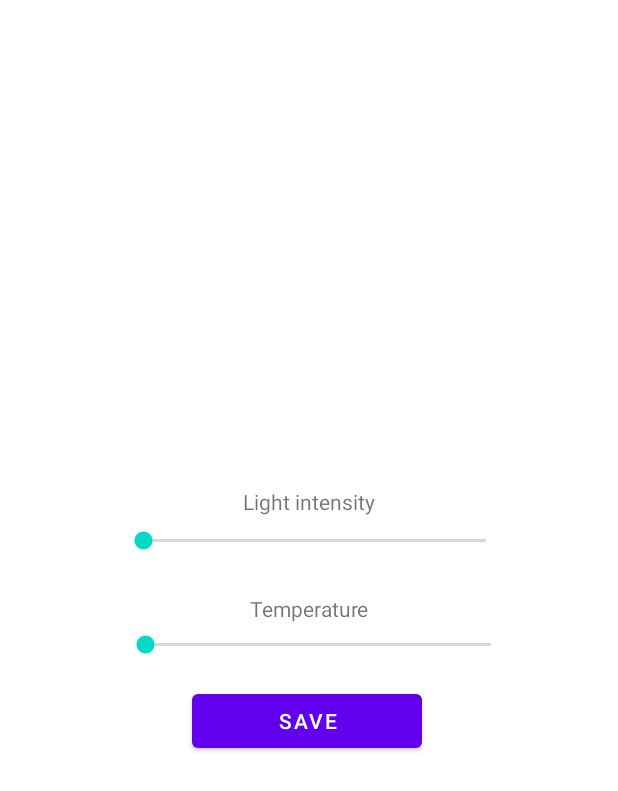
After one commit to silver4a/CIALC-Lights-LAN, an Android app: the layout horario.xml on its own in the app's theme, with its tools: preview values and no code run, on a phone screen of 412 x 824 dp. The commit adds this screen. Shown: the top 791 px of the screen. Run offline under Robolectric (Android 15) with nearby library versions, the phone set to English and light mode, and no system bars; network calls fail.

Commit message:
add alertdialog horario y transition

```diff
--- a/app/src/main/res/layout/activity_main2.xml
+++ b/app/src/main/res/layout/activity_main2.xml
@@ -109,7 +109,7 @@
                 android:layout_width="match_parent"
                 android:layout_height="35dp"
                 android:gravity="center"
-                android:text="Hora Actual" />
+                android:text="Hour" />
 
         </LinearLayout>
 
--- /dev/null
+++ b/app/src/main/res/layout/horario.xml
@@ -0,0 +1,105 @@
+<?xml version="1.0" encoding="utf-8"?>
+<androidx.constraintlayout.widget.ConstraintLayout xmlns:android="http://schemas.android.com/apk/res/android"
+    xmlns:app="http://schemas.android.com/apk/res-auto"
+    xmlns:tools="http://schemas.android.com/tools"
+    android:layout_width="match_parent"
+    android:layout_height="match_parent">
+
+    <LinearLayout
+        android:layout_width="337dp"
+        android:layout_height="190dp"
+        android:orientation="vertical"
+        app:layout_constraintBottom_toBottomOf="parent"
+        app:layout_constraintEnd_toEndOf="parent"
+        app:layout_constraintStart_toStartOf="parent"
+        app:layout_constraintTop_toTopOf="parent">
+
+        <TextView
+            android:id="@+id/Txvhorariointencidad"
+            android:layout_width="match_parent"
+            android:layout_height="34dp"
+            android:gravity="center"
+            android:text="Light intensity" />
+
+        <LinearLayout
+            android:layout_width="match_parent"
+            android:layout_height="40dp"
+            android:orientation="horizontal">
+
+            <LinearLayout
+                android:layout_width="23dp"
+                android:layout_height="match_parent"
+                android:layout_weight="1"
+                android:orientation="horizontal"></LinearLayout>
+
+            <SeekBar
+                android:id="@+id/seekBar"
+                android:layout_width="241dp"
+                android:layout_height="wrap_content"
+                android:layout_weight="1" />
+
+            <LinearLayout
+                android:layout_width="15dp"
+                android:layout_height="match_parent"
+                android:layout_weight="1"
+                android:orientation="horizontal"></LinearLayout>
+        </LinearLayout>
+
+        <TextView
+            android:id="@+id/Txvhorariotemp"
+            android:layout_width="match_parent"
+            android:layout_height="29dp"
+            android:gravity="center"
+            android:text="Temperature" />
+
+        <LinearLayout
+            android:layout_width="match_parent"
+            android:layout_height="36dp"
+            android:orientation="horizontal">
+
+            <LinearLayout
+                android:layout_width="12dp"
+                android:layout_height="match_parent"
+                android:layout_weight="1"
+                android:orientation="horizontal"></LinearLayout>
+
+            <SeekBar
+                android:id="@+id/seekBar2"
+                android:layout_width="231dp"
+                android:layout_height="wrap_content"
+                android:layout_weight="1" />
+
+            <LinearLayout
+                android:layout_width="wrap_content"
+                android:layout_height="match_parent"
+                android:layout_weight="1"
+                android:orientation="horizontal"></LinearLayout>
+        </LinearLayout>
+
+        <LinearLayout
+            android:layout_width="match_parent"
+            android:layout_height="52dp"
+            android:orientation="horizontal">
+
+            <LinearLayout
+                android:layout_width="25dp"
+                android:layout_height="match_parent"
+                android:layout_weight="1"
+                android:orientation="horizontal"></LinearLayout>
+
+            <Button
+                android:id="@+id/bt_savehorario"
+                android:layout_width="wrap_content"
+                android:layout_height="wrap_content"
+                android:layout_weight="1"
+                android:text="save" />
+
+            <LinearLayout
+                android:layout_width="28dp"
+                android:layout_height="match_parent"
+                android:layout_weight="1"
+                android:orientation="horizontal"></LinearLayout>
+        </LinearLayout>
+
+    </LinearLayout>
+</androidx.constraintlayout.widget.ConstraintLayout>
```
Also changed, not shown: app/src/main/java/com/cialc/MainActivity2.java (+14 -7 lines), app/src/main/java/com/cialc/recycler/Horario.java (added, +24 -0 lines), app/src/main/java/com/cialc/recycler/Trasition.java (added, +26 -0 lines), app/src/main/res/layout/transition.xml (added, +73 -0 lines), 1 other file.
